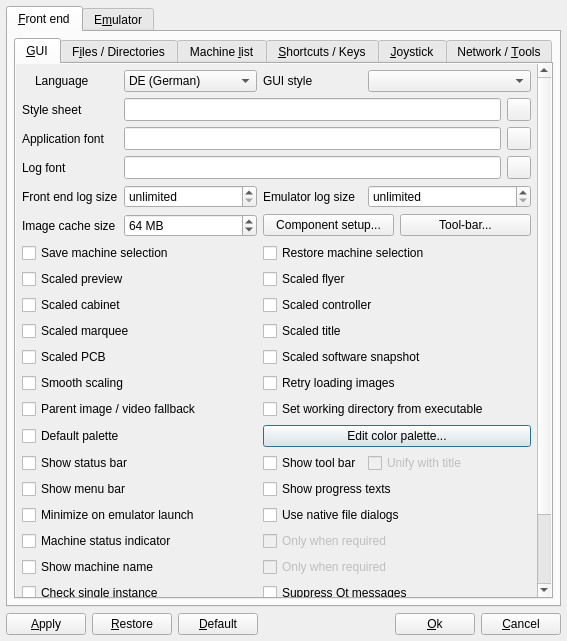
Above: options.ui from qmc2/qmc2-mame-fe before the change. Below: the same form after it.
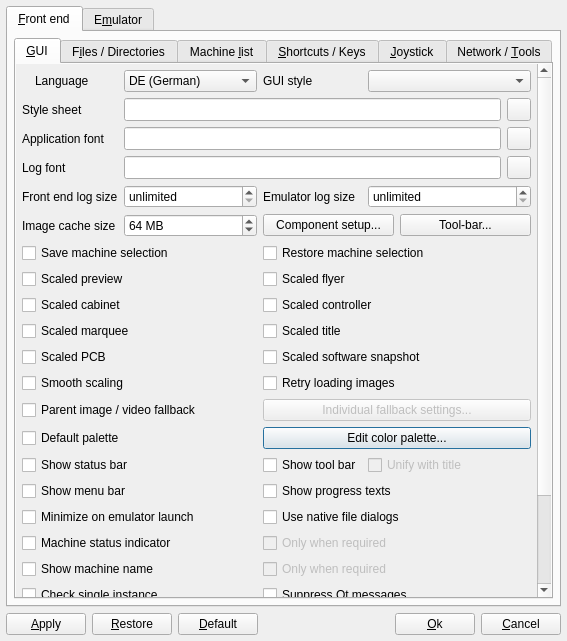
That is the form after the change. Icons and pictures are not drawn.

Commit message: new: added support for customizing parent fallback individually per artwork class -- see also bug tracker ID #125

```diff
--- a/options.ui
+++ b/options.ui
@@ -56,9 +56,9 @@
               <property name="geometry">
                <rect>
                 <x>0</x>
-                <y>-58</y>
+                <y>-83</y>
                 <width>521</width>
-                <height>598</height>
+                <height>623</height>
                </rect>
               </property>
               <layout class="QGridLayout" name="gridLayout_1">
@@ -91,7 +91,7 @@
                    </property>
                   </widget>
                  </item>
-                 <item row="24" column="0" colspan="7">
+                 <item row="25" column="0" colspan="7">
                   <spacer name="spacer4">
                    <property name="orientation">
                     <enum>Qt::Vertical</enum>
@@ -822,7 +822,7 @@
                    </property>
                   </widget>
                  </item>
-                 <item row="13" column="3" colspan="4">
+                 <item row="23" column="0" colspan="3">
                   <widget class="QCheckBox" name="checkBoxSetWorkDirFromExec">
                    <property name="toolTip">
                     <string>Force QMC2's working directory to be the same as the executable's path</string>
@@ -832,6 +832,19 @@
                    </property>
                   </widget>
                  </item>
+                 <item row="13" column="3" colspan="4">
+                  <widget class="QPushButton" name="pushButtonIndividualFallbackSettings">
+                   <property name="enabled">
+                    <bool>false</bool>
+                   </property>
+                   <property name="toolTip">
+                    <string>Select individual fallback settings per artwork class</string>
+                   </property>
+                   <property name="text">
+                    <string>Individual fallback settings...</string>
+                   </property>
+                  </widget>
+                 </item>
                 </layout>
                </item>
               </layout>
```
Left out of the diff: 99 changed lines with no effect on the pictures. The commit also changes 46 other files.
